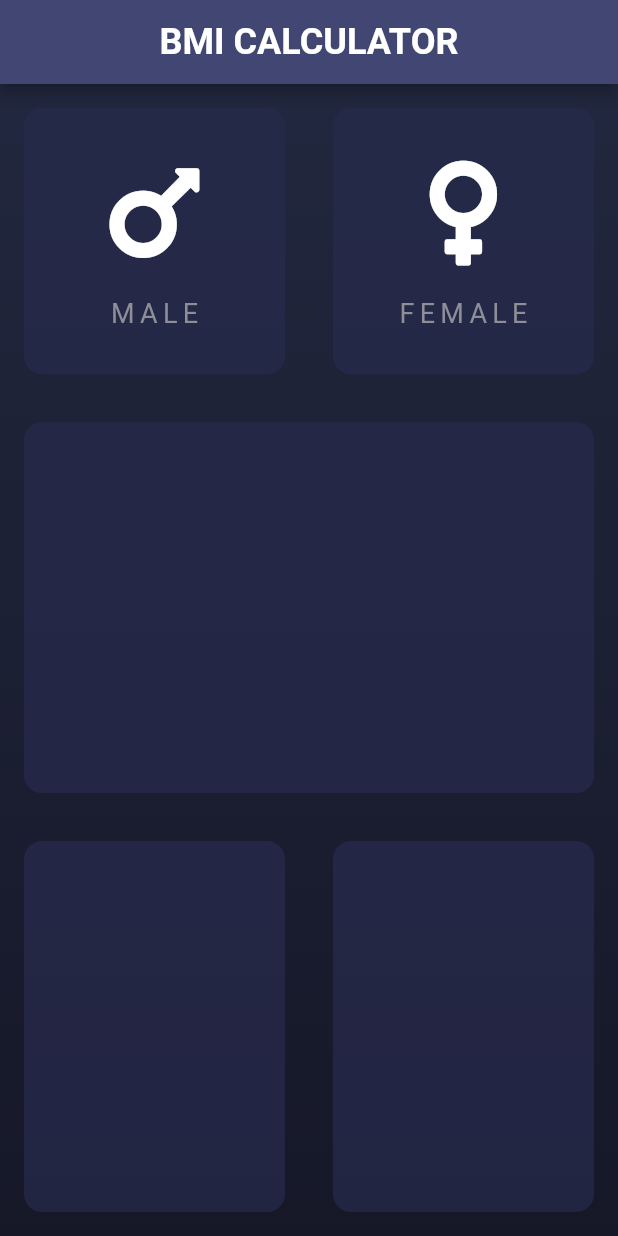
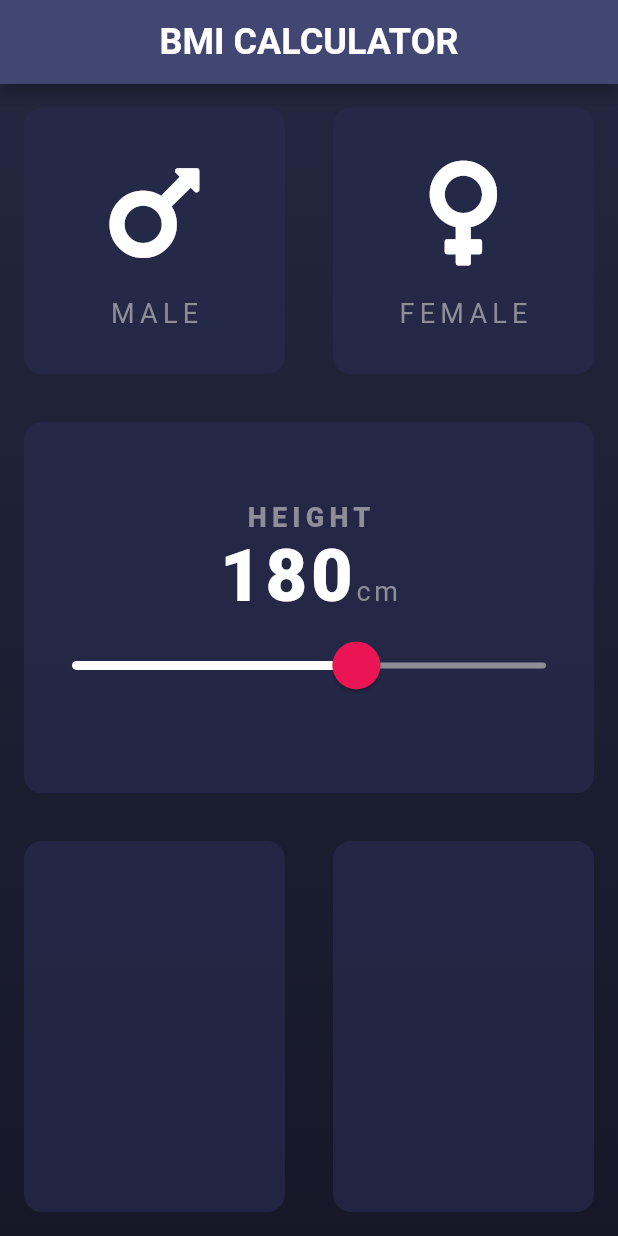
Before and after one commit to GowthamGoush/BMI-Flutter, a Flutter app: the screen it shows after launch, on a phone screen of 412 x 824 dp. Run offline on Flutter 3.47's test engine with Material 2 defaults, Android fonts, the phone set to English and light mode, and no system bars; our stand-ins replace font_awesome_flutter, google_fonts; Roboto replaces fonts that are missing (Dosis).

Commit message:
Update card for height

```diff
--- a/lib/inputPage.dart
+++ b/lib/inputPage.dart
@@ -2,6 +2,7 @@ import 'package:flutter/cupertino.dart';
 import 'package:flutter/material.dart';
 import 'package:google_fonts/google_fonts.dart';
 import 'package:font_awesome_flutter/font_awesome_flutter.dart';
+import 'customTextStyle.dart';
 import 'reusableCard.dart';
 import 'iconContent.dart';
 import 'constants.dart';
@@ -19,6 +20,8 @@ class InputPage extends StatefulWidget {
 
 class _InputPageState extends State<InputPage> {
   Gender selectedGender = Gender.NONE;
+
+  int height = 180;
 
   @override
   Widget build(BuildContext context) {
@@ -94,7 +97,57 @@ class _InputPageState extends State<InputPage> {
                   flex: 4,
                   child: ReusableCard(
                     color: kBaseCardColor,
-                    childElement: Container(),
+                    childElement: Column(
+                      mainAxisAlignment: MainAxisAlignment.center,
+                      children: [
+                        CustomTextStyle(
+                          textLabel: 'HEIGHT',
+                          fontSize: 18,
+                          fontWeight: FontWeight.w900,
+                        ),
+                        Row(
+                          mainAxisAlignment: MainAxisAlignment.center,
+                          crossAxisAlignment: CrossAxisAlignment.baseline,
+                          textBaseline: TextBaseline.alphabetic,
+                          children: [
+                            CustomTextStyle(
+                              textLabel: height.toString(),
+                              fontColor: 0xFFFFFFFF,
+                              fontSize: 48,
+                              fontWeight: FontWeight.w900,
+                              letterSpacing: 2.5,
+                            ),
+                            CustomTextStyle(
+                              textLabel: 'cm',
+                              fontSize: 18,
+                              letterSpacing: 2.5,
+                            ),
+                          ],
+                        ),
+                        SliderTheme(
+                          data: SliderTheme.of(context).copyWith(
+                              thumbShape: RoundSliderThumbShape(
+                                  enabledThumbRadius: 16.0,
+                                  pressedElevation: 12.0),
+                              activeTrackColor: Colors.white,
+                              thumbColor: Color(0xFFEB1555),
+                              overlayColor: Color(0x29EB1555),
+                              overlayShape:
+                                  RoundSliderOverlayShape(overlayRadius: 32.0)),
+                          child: Slider(
+                            value: height.toDouble(),
+                            min: 120,
+                            max: 220,
+                            inactiveColor: Color(0xFF8D8E98),
+                            onChanged: (double value) {
+                              setState(() {
+                                height = value.round();
+                              });
+                            },
+                          ),
+                        ),
+                      ],
+                    ),
                     onPress: () {},
                   )),
               Expanded(
```
